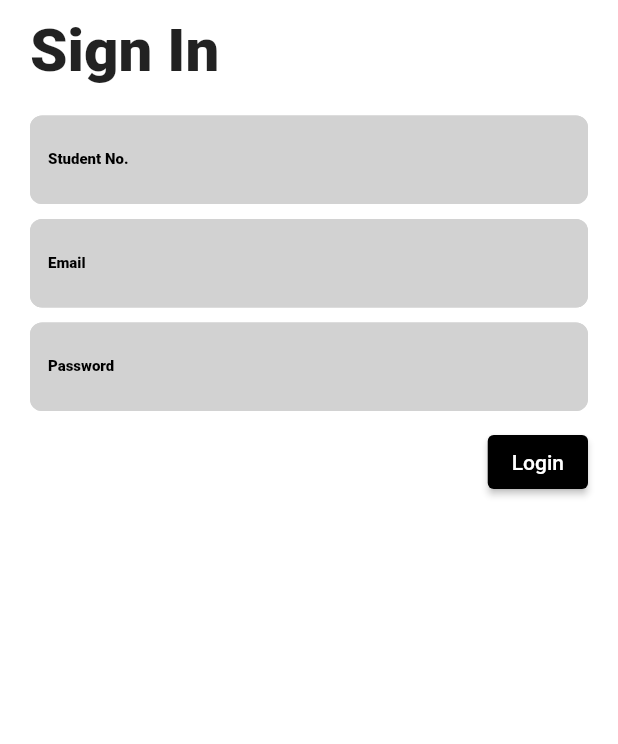
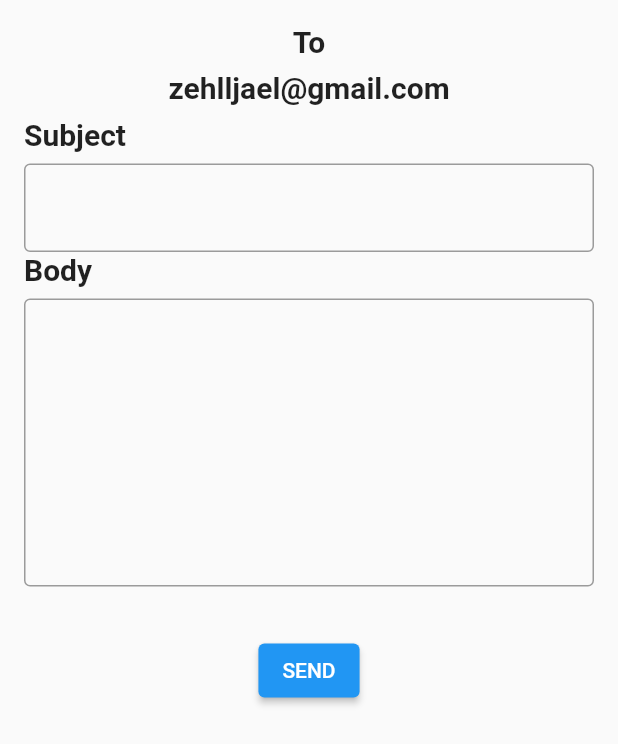
Before and after one commit to iansstuff15/TIP-Pay, a Flutter app: the screen it shows after launch, on a phone screen of 412 x 824 dp. Shown: the top 744 px of the screen. Run offline on Flutter 3.47's test engine with Material 2 defaults, Android fonts, the phone set to English and light mode, and no system bars; our stand-ins replace cloud_firestore, csv, firebase_core, get, qr_flutter; accounts and stored records are empty; generated files the repository leaves out were written again; Roboto replaces fonts that are missing (SF UI Text).

Commit message:
added gmail link

```diff
--- a/lib/main.dart
+++ b/lib/main.dart
@@ -6,7 +6,7 @@ import 'package:tip_pay/screens/login.dart';
 import 'package:tip_pay/screens/pay_main.dart';
 import 'package:tip_pay/screens/receive_main.dart';
 import 'package:tip_pay/screens/settings.dart';
-
+import 'package:tip_pay/screens/linkGmail.dart';
 void main() {
   runApp(const MyApp());
 }
@@ -19,7 +19,7 @@ class MyApp extends StatelessWidget {
   Widget build(BuildContext context) {
     return GetMaterialApp(
       theme: ThemeData(fontFamily: 'SF UI Text'),
-      home: Login(),
+      home: Material(child: LinkGmail()),
       routes: {
         Login.id: (context) => Login(),
         Home.id: (context) => Home(),
@@ -27,6 +27,7 @@ class MyApp extends StatelessWidget {
         Receive.id: (context) => Receive(),
         Settings.id: (context) => Settings(),
         InputBiller.id: (context) => InputBiller(),
+        LinkGmail.id: (context) => const LinkGmail(),
       },
     );
   }
--- /dev/null
+++ b/lib/screens/linkGmail.dart
@@ -0,0 +1,88 @@
+import 'package:flutter/material.dart';
+import 'package:url_launcher/url_launcher.dart';
+
+class LinkGmail extends StatefulWidget {
+  static String id = 'LinkGmail';
+  const LinkGmail({Key? key}) : super(key: key);
+
+  @override
+  State<LinkGmail> createState() => _LinkGmailState();
+}
+
+class _LinkGmailState extends State<LinkGmail> {
+  final controllerSubject = TextEditingController();
+  final controllerMessage = TextEditingController();
+
+  String? encodeQueryParameters(Map<String, String> params) {
+  return params.entries
+      .map((e) => '${Uri.encodeComponent(e.key)}=${Uri.encodeComponent(e.value)}')
+      .join('&');
+  }
+
+
+
+  Future _launchUrl(
+    {
+      required String subject,
+      required String message,
+    }
+  ) async {
+    final Uri emailLaunchUri = Uri(
+      scheme: 'mailto',
+      path: 'zehlljael@gmail.com',
+      query: encodeQueryParameters(<String, String>{
+        'subject': subject,
+        'body': message
+      }),
+    );
+    if (!await launchUrl(emailLaunchUri)) throw 'Could not launch application';
+  }
+
+  @override
+  Widget build(BuildContext context) {
+    return SafeArea(
+      child: Container(
+        padding: EdgeInsets.all(16),
+        child: Column(
+          children: [
+            Text('To',
+              style: TextStyle(fontSize: 20, fontWeight:  FontWeight.bold)),
+            const SizedBox(height: 8),
+            Text('zehlljael@gmail.com',
+            style: TextStyle(fontSize: 20, fontWeight:  FontWeight.bold)),
+            const SizedBox(height: 8),
+            buildTextField(title: 'Subject', controller: controllerSubject, maxLines: 1),
+            buildTextField(title: 'Body', controller: controllerMessage, maxLines: 8),
+            const SizedBox(height: 32),
+            ElevatedButton(
+              onPressed: () => _launchUrl(
+                                subject: controllerSubject.text,
+                                message: controllerMessage.text,
+                            ),
+            child: const Text('SEND'))
+
+          ],
+        )
+      )
+    );
+  }
+}
+
+Widget buildTextField({
+  required String title,
+  required TextEditingController controller,
+  required int maxLines,
+}) => Column(crossAxisAlignment: CrossAxisAlignment.start,
+            children: [
+              Text(title,
+              style: TextStyle(fontSize: 20, fontWeight:  FontWeight.bold)),
+              const SizedBox(height: 8),
+              TextField(
+                controller: controller,
+                maxLines: maxLines,
+                decoration: InputDecoration(
+                  border: OutlineInputBorder(),
+                ),
+              )
+            ],
+);
--- a/pubspec.yaml
+++ b/pubspec.yaml
@@ -31,6 +31,7 @@ dependencies:
     sdk: flutter
   get: ^4.6.5
   qr_flutter: ^4.0.0
+  url_launcher: ^6.1.4
 
   # The following adds the Cupertino Icons font to your application.
   # Use with the CupertinoIcons class for iOS style icons.
```
Also changed, not shown: pubspec.lock.
